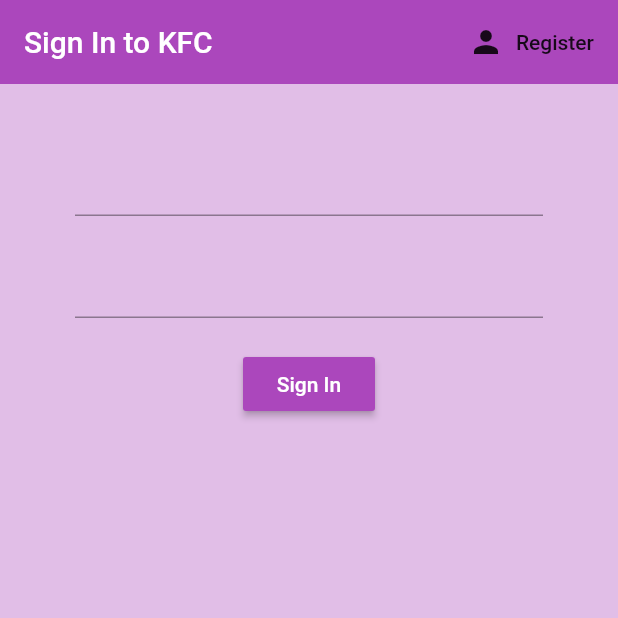
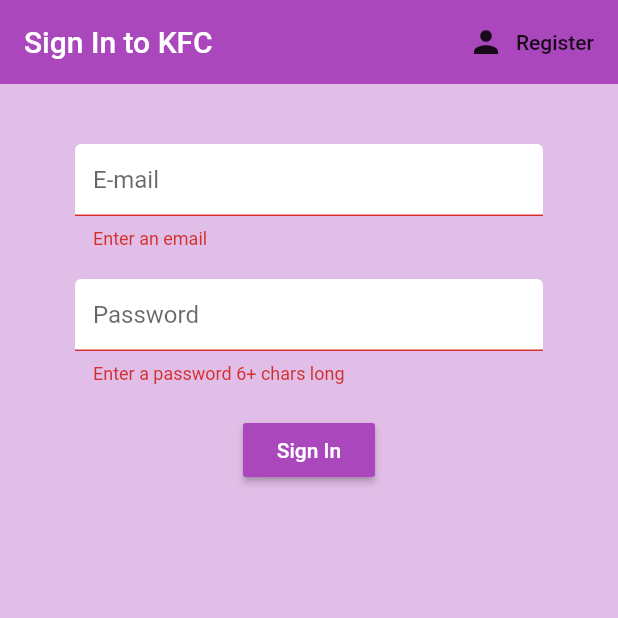
Before and after one commit to undefinedzack/KFC, a Flutter app: the screen it shows after launch, after a tap on "Sign In", on a phone screen of 412 x 824 dp, the top half of it. Run offline on Flutter 3.47's test engine with Material 2 defaults, Android fonts, the phone set to English and light mode, and no system bars; our stand-ins replace firebase_auth, flutter_spinkit; accounts and stored records are empty.

Commit message:
loading screen

```diff
--- a/lib/screens/authenticate/sign_in.dart
+++ b/lib/screens/authenticate/sign_in.dart
@@ -1,5 +1,7 @@
 import 'package:flutter/material.dart';
 import 'package:kotgirwar_fan_club/services/auth.dart';
+import 'package:kotgirwar_fan_club/shared/constants.dart';
+import 'package:kotgirwar_fan_club/shared/loading.dart';
 
 class SignIn extends StatefulWidget {
 
@@ -13,15 +15,18 @@ class SignIn extends StatefulWidget {
 class _SignInState extends State<SignIn> {
 
   final AuthService _auth=AuthService();
+  final _formkey = GlobalKey<FormState>();
+  bool loading = false;
 
   //text field state
   String email="";
   String password="";
+  String error='';
 
 
   @override
   Widget build(BuildContext context) {
-    return Scaffold(
+    return loading ? Loading() : Scaffold(
       backgroundColor: Colors.purple[100],
       appBar: AppBar(
         backgroundColor:Colors.purple[400],
@@ -40,17 +45,21 @@ class _SignInState extends State<SignIn> {
       body: Container(
         padding: EdgeInsets.symmetric(vertical:20.0, horizontal:50.0),
         child: Form(
+          key: _formkey,
           child: Column(
             children: <Widget>[
               SizedBox(height: 20.0,),
               TextFormField(
-
+                decoration: textInputDecoration.copyWith(hintText : 'E-mail'),
+                validator: (val)=> val.isEmpty ? 'Enter an email' : null,
                 onChanged: (val){
                   setState(()=>email=val);
                 }
               ),
               SizedBox(height: 20.0,),
               TextFormField(
+                decoration: textInputDecoration.copyWith(hintText : 'Password'),
+                validator: (val)=> val.length < 6 ? 'Enter a password 6+ chars long' : null,
                 obscureText: true,
                 onChanged: (val){
                   setState(()=>password=val);
@@ -64,10 +73,23 @@ class _SignInState extends State<SignIn> {
                   style: TextStyle(color: Colors.white),
                 ),
                 onPressed: () async {
-                  print(email);
-                  print(password);
+                  if(_formkey.currentState.validate()){
+                    setState(() => loading = true);
+                    dynamic result = await _auth.signInWithEmailandPassword(email, password);
+                    if(result==null){
+                      setState(() {
+                        error = 'sahi daalo na sir';
+                        loading = false;
+                      } );
+                    }
+                  }
                 },
-              )
+              ),
+              SizedBox(height: 12.0),
+              Text(
+                error,
+                style: TextStyle(color: Colors.red, fontSize: 14.0),
+              ),
             ]
           ),
         )
--- a/lib/services/auth.dart
+++ b/lib/services/auth.dart
@@ -31,6 +31,16 @@ class AuthService{
   }
 
   //sign in with email and password
+  Future signInWithEmailandPassword(String email, String password) async {
+    try{
+      AuthResult result = await _auth.signInWithEmailAndPassword(email: email,password:password);
+      FirebaseUser user = result.user;
+      return _userfromfirebaseuser(user);
+    } catch(e){
+      print(e.toString());
+      return null;
+    }
+  }
 
   //register with email and password
   Future registerWithEmailandPassword(String email, String password) async {
--- /dev/null
+++ b/lib/shared/constants.dart
@@ -0,0 +1,13 @@
+import 'package:flutter/material.dart';
+
+const textInputDecoration = InputDecoration(
+
+                  fillColor: Colors.white,
+                  filled: true,
+                  enabledBorder: OutlineInputBorder(
+                    borderSide: BorderSide(color : Colors.white, width: 2.0),
+                  ),
+                  focusedBorder: OutlineInputBorder(
+                    borderSide: BorderSide(color : Colors.purple, width: 2.0),
+                  )
+                );
--- a/pubspec.yaml
+++ b/pubspec.yaml
@@ -26,6 +26,7 @@ dependencies:
   firebase_auth: ^0.15.4
   cloud_firestore: ^0.13.0+1
   provider: ^4.0.2
+  flutter_spinkit: "^4.1.2"
 
 dev_dependencies:
   flutter_test:
```
Also changed, not shown: lib/screens/authenticate/register.dart (+12 -3 lines), lib/shared/loading.dart (added, +17 -0 lines), lib/services/database.dart (added), pubspec.lock, 1 other file.
